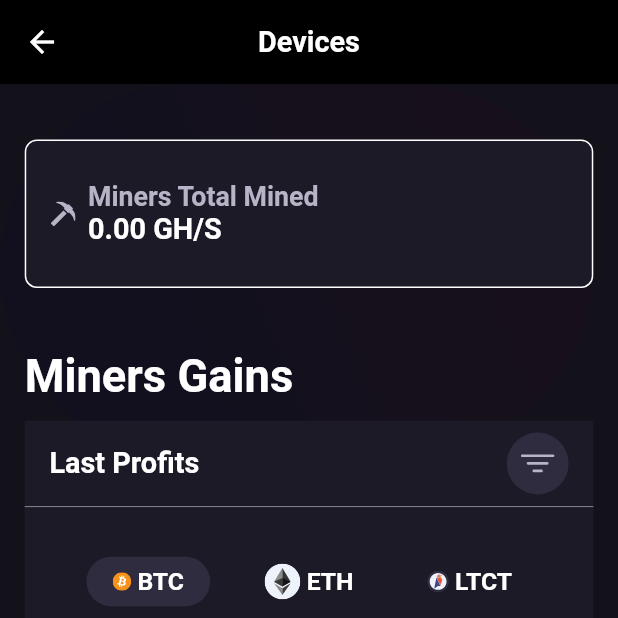
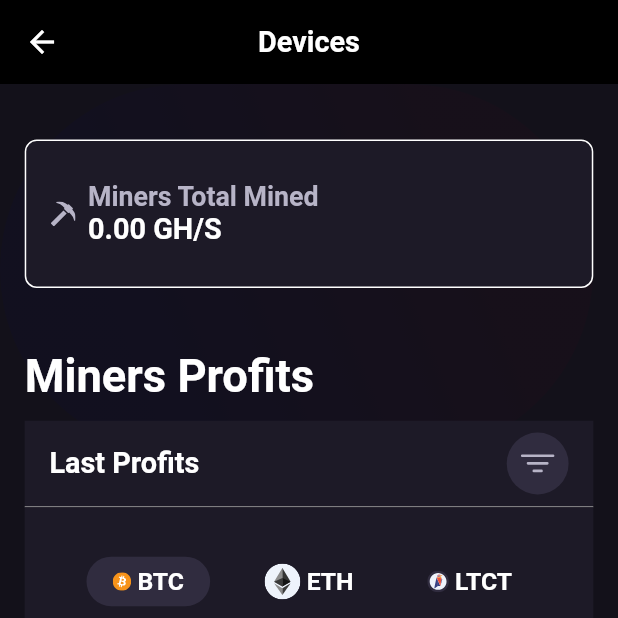
Before and after one commit to AymanYehia23/ebitcoiner, a Flutter app: the HomeScreen screen opened by its route, item 3 of the bottom bar chosen, on a phone screen of 412 x 824 dp, the top half of it. Run offline on Flutter 3.47's test engine with Material 2 defaults, Android fonts, the phone set to English and light mode, and no system bars; drawn by our look-alikes of curved_navigation_bar; our stand-ins replace bloc, circular_countdown_timer, country_code_picker, device_preview, dio, equatable and 6 more; accounts and stored records are empty; network calls fail; Roboto replaces fonts that are missing (CircularStd).

Commit message:
fix some issues

```diff
--- a/lib/logic/cubit/assets/assets_cubit.dart
+++ b/lib/logic/cubit/assets/assets_cubit.dart
@@ -9,7 +9,7 @@ import 'package:meta/meta.dart';
 
 import '../../../core/constants/strings.dart';
 import '../../../data/models/login_model.dart';
-import '../../currency_converter_cubit.dart';
+import '../../currency_converter.dart';
 
 part 'assets_state.dart';
 
--- a/lib/main.dart
+++ b/lib/main.dart
@@ -10,7 +10,7 @@ import 'package:hash_store/data/models/login_model.dart';
 import 'package:hash_store/logic/cubit/forget_password/forget_password_cubit.dart';
 import 'package:hash_store/logic/cubit/login/login_cubit.dart';
 import 'package:hash_store/logic/cubit/sign_up/sign_up_cubit.dart';
-import 'package:hash_store/logic/currency_converter_cubit.dart';
+import 'package:hash_store/logic/currency_converter.dart';
 import 'package:hash_store/presentation/Home/screen/home_screen.dart';
 import 'package:hash_store/presentation/splash/screen/splash_screen.dart';
 import 'package:sizer/sizer.dart';
--- a/lib/presentation/add_plan/widgets/choose_desired_plan_widget.dart
+++ b/lib/presentation/add_plan/widgets/choose_desired_plan_widget.dart
@@ -265,6 +265,7 @@ class ChooseDesiredPlanWidget extends StatelessWidget {
             ],
           ),
         ),
+        SizedBox(height: 2.h),
       ],
     );
   }
--- a/lib/presentation/devices/screen/devices_screen.dart
+++ b/lib/presentation/devices/screen/devices_screen.dart
@@ -37,7 +37,7 @@ class DevicesScreen extends StatelessWidget {
                   height: 5.h,
                 ),
                 Text(
-                  'Miners Gains',
+                  'Miners Profits',
                   style: Theme.of(context)
                       .textTheme
                       .bodyText1!
--- a/lib/presentation/hashrate/widgets/hashrate_total_widget.dart
+++ b/lib/presentation/hashrate/widgets/hashrate_total_widget.dart
@@ -112,7 +112,7 @@ class HashrateTotalWidget extends StatelessWidget {
           AnimatedContainer(
             duration: const Duration(milliseconds: 300),
             height: context.select((HashRateCubit h) => h.isTotalExpanded)
-                ? 19.h
+                ? 20.h
                 : 0,
             child: SingleChildScrollView(
               child: Column(
--- a/lib/presentation/log_in/widgets/login_form.dart
+++ b/lib/presentation/log_in/widgets/login_form.dart
@@ -53,7 +53,7 @@ class LoginForm extends StatelessWidget {
               ),
               validator: (val) {
                 if (!val!.isValidPassword) {
-                  return 'Enter valid password';
+                  return 'Password must contain at least 8 characters\none uppercase letter and one lowercase letter';
                 }
                 return null;
               },
```
Also changed, not shown: lib/logic/currency_converter.dart (renamed from lib/logic/currency_converter_cubit.dart).
